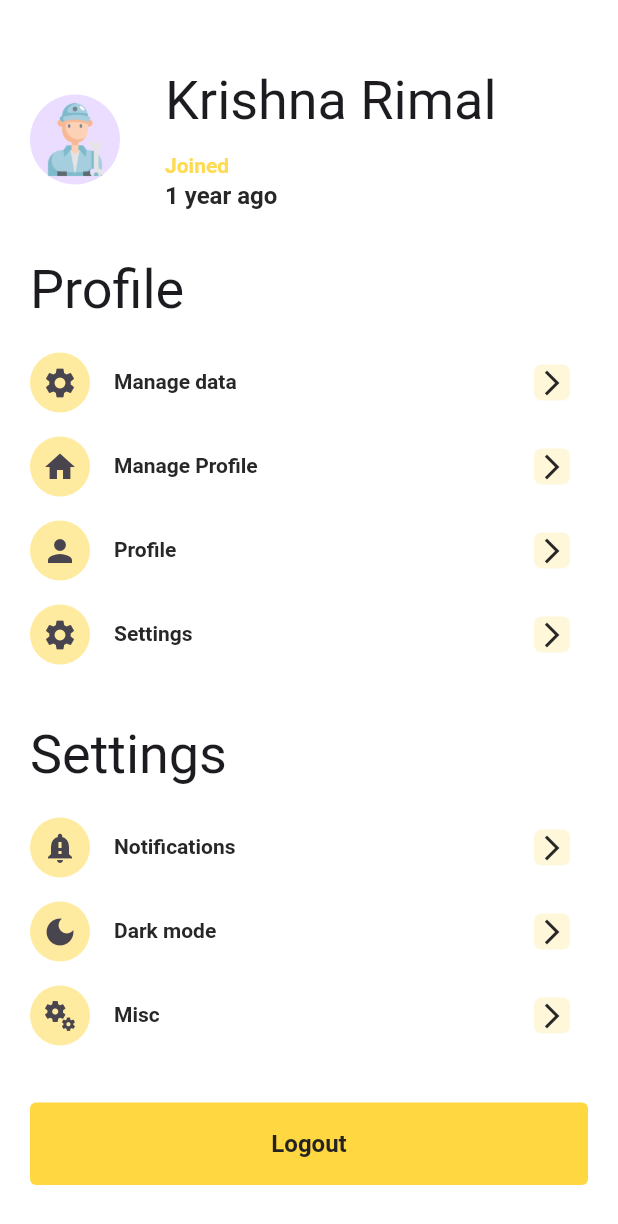
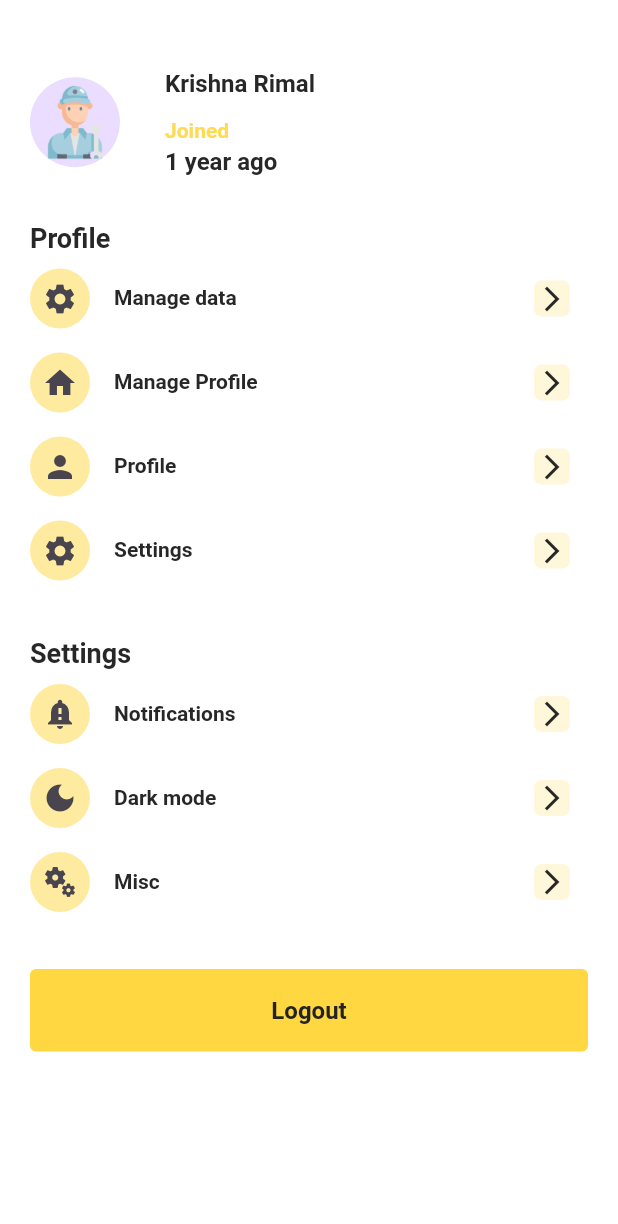
Before and after one commit to BaatoMechanic/bazra_flutter, a Flutter app: the UserProfileMenu screen opened directly, on a phone screen of 412 x 824 dp. Shown: the top 1224 px of the screen. Run offline on Flutter 3.47's test engine with Material 2 defaults, Android fonts, the phone set to English and light mode, and no system bars; our stand-ins replace audioplayers, carousel_slider, flutter_map, flutter_riverpod, flutter_svg, geolocator and 7 more; missing offline and left inert: dart:ffi, flutter_flip_card, flutter_map_location_marker, location_picker_flutter_map; accounts and stored records are empty; Roboto replaces fonts that are missing (Montserrat).

Commit message:
added theme theme to profile menu bar

```diff
--- a/lib/src/features/menu/user_profile_menu.dart
+++ b/lib/src/features/menu/user_profile_menu.dart
@@ -55,7 +55,7 @@ class UserProfileMenu extends StatelessWidget {
       child: Scaffold(
         body: SingleChildScrollView(
           child: Padding(
-            padding: EdgeInsets.symmetric(
+            padding: const EdgeInsets.symmetric(
                 horizontal: AppPadding.p20, vertical: AppPadding.p45),
             child: Column(
               crossAxisAlignment: CrossAxisAlignment.start,
@@ -67,7 +67,6 @@ class UserProfileMenu extends StatelessWidget {
                       radius: AppHeight.h30,
                       child: Image.asset(
                         'assets/images/no-profile.png'.hardcoded(),
-                        // width: AppHeight.h50,
                         width: 50,
                       ),
                     ),
@@ -80,7 +79,7 @@ class UserProfileMenu extends StatelessWidget {
                         children: [
                           Text(
                             'Krishna Rimal',
-                            style: Theme.of(context).textTheme.displaySmall,
+                            style: Theme.of(context).textTheme.headlineMedium,
                           ),
                           SizedBox(
                             height: AppHeight.h12,
@@ -140,10 +139,7 @@ class ProfileTilesSection extends StatelessWidget {
       children: [
         Text(
           sectionTitle,
-          style: Theme.of(context).textTheme.displaySmall,
-        ),
-        const SizedBox(
-          height: AppHeight.h12,
+          style: Theme.of(context).textTheme.headlineLarge,
         ),
         ...tiles
       ],
--- a/lib/src/utils/theme/theme.dart
+++ b/lib/src/utils/theme/theme.dart
@@ -1,6 +1,7 @@
 import 'package:bato_mechanic/src/utils/constants/managers/color_manager.dart';
 import 'package:bato_mechanic/src/utils/constants/managers/font_manager.dart';
 import 'package:bato_mechanic/src/utils/theme/widget_themes/icon_button_theme.dart';
+import 'package:bato_mechanic/src/utils/theme/widget_themes/icon_theme.dart';
 import 'package:bato_mechanic/src/utils/theme/widget_themes/text_selection_theme.dart';
 import 'package:flutter/material.dart';
 
@@ -34,6 +35,7 @@ class BaatoAppTheme {
     bottomSheetTheme: BaatoBottomSheetTheme.lightBottomSheetTheme,
     elevatedButtonTheme: BaatoElevatedButtonTheme.lightElevatedButtonTheme,
     outlinedButtonTheme: BaatoOutlinedButtonTheme.lightOutlinedButtonTheme,
+    iconTheme: BaatoIconTheme.lightIconTheme,
     iconButtonTheme: BaatoIconButtonTheme.lightIconButtonTheme,
   );
 
@@ -55,6 +57,7 @@ class BaatoAppTheme {
     bottomSheetTheme: BaatoBottomSheetTheme.darkBottomSheetTheme,
     elevatedButtonTheme: BaatoElevatedButtonTheme.darkElevatedButtonTheme,
     outlinedButtonTheme: BaatoOutlinedButtonTheme.darkOutlinedButtonTheme,
+    iconTheme: BaatoIconTheme.darkIconTheme,
     iconButtonTheme: BaatoIconButtonTheme.darkIconButtonTheme,
   );
 }
--- /dev/null
+++ b/lib/src/utils/theme/widget_themes/icon_theme.dart
@@ -0,0 +1,14 @@
+import 'package:bato_mechanic/src/utils/constants/managers/color_manager.dart';
+import 'package:flutter/material.dart';
+
+class BaatoIconTheme {
+  BaatoIconTheme._();
+
+  static final lightIconTheme = IconThemeData(
+    color: ThemeColor.black,
+  );
+
+  static final darkIconTheme = IconThemeData(
+    color: ThemeColor.white,
+  );
+}
```
